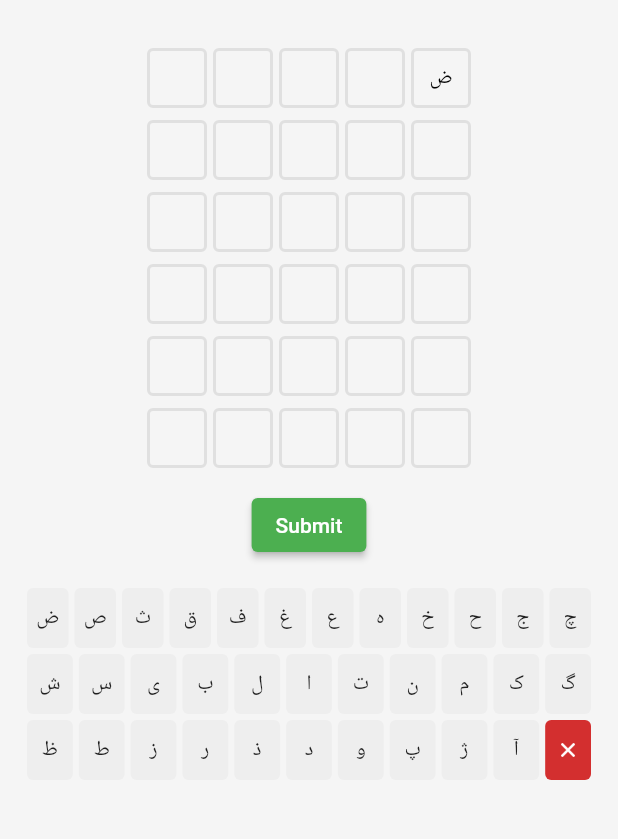
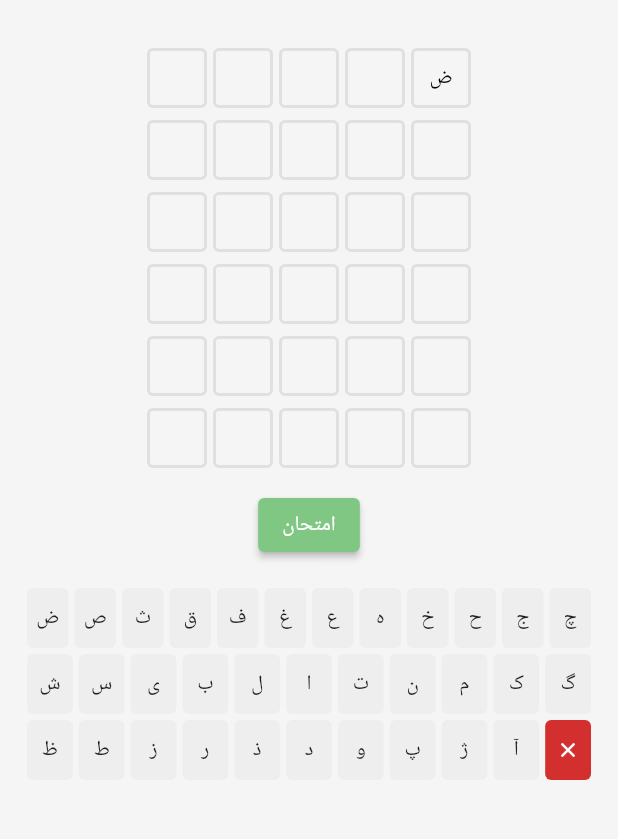
Before and after one commit to matiullah-karimi/wordle_fa_pa, a Flutter app: the screen it shows after launch, after a tap on an icon or button, on a phone screen of 412 x 824 dp, the part 84-923 px from its top. Run offline on Flutter 3.47's test engine with Material 2 defaults, Android fonts, the phone set to English and light mode, and no system bars; our stand-ins replace google_mobile_ads; network calls fail.

Commit message:
Add translations

```diff
--- /dev/null
+++ b/lib/data/translations.dart
@@ -0,0 +1,20 @@
+import 'package:wordle_fa_pa/types/enum_types.dart';
+
+const translations = {
+  'try_english': 'Try',
+  'try_persian': 'امتحان',
+  'try_pashto': 'هڅه',
+  'reset_english': 'reset',
+  'reset_persian': 'امتحان دوباره',
+  'reset_pashto': 'بیا هڅه',
+  'lose_english': 'You lost, the word was ',
+  'lose_persian': 'شما بازی را باختید، کلمه صحیح بود:',
+  'lose_pashto': 'تاسو له لاسه ورکړ، کلمه وه',
+  'win_english': 'Congratualtions!, you guessed the word correctly',
+  'win_persian': 'تبریک، شما کلمه را درست حدس زدید',
+  'win_pashto': 'مبارکۍ!، تاسو کلمه سمه اټکل کړې',
+};
+
+String translate(String key, AppLang lang) {
+  return translations[key + '_' + lang.name.toLowerCase()] ?? key;
+}
--- a/lib/main.dart
+++ b/lib/main.dart
@@ -1,5 +1,6 @@
 import 'package:flutter/material.dart';
 import 'package:google_mobile_ads/google_mobile_ads.dart';
+import 'package:wordle_fa_pa/data/translations.dart';
 import 'package:wordle_fa_pa/types/enum_types.dart';
 import 'package:wordle_fa_pa/utils/words.dart';
 import 'package:wordle_fa_pa/widgets/banner_ad.dart';
@@ -121,7 +122,7 @@ class _MyHomePageState extends State<MyHomePage> {
 
       if (winningWord) {
         gameResult = GameResult.win;
-        resultMessage = 'You found the word correctly';
+        resultMessage = translate('win', language);
 
         messageType = MessageType.success;
         setState(() {});
@@ -133,7 +134,7 @@ class _MyHomePageState extends State<MyHomePage> {
 
       if (guesses.length == 6) {
         gameResult = GameResult.fail;
-        resultMessage = 'You failed to find the word';
+        resultMessage = translate('lose', language);
         messageType = MessageType.error;
         setState(() {});
 
@@ -161,15 +162,16 @@ class _MyHomePageState extends State<MyHomePage> {
               child: Column(
                 mainAxisAlignment: MainAxisAlignment.start,
                 children: <Widget>[
-                  FlashMessage(
-                    message: resultMessage,
-                    type: messageType,
-                    onClose: () => onResultMessageClose(),
+                  Directionality(
+                    textDirection: language.direction,
+                    child: FlashMessage(
+                      message: resultMessage,
+                      type: messageType,
+                      onClose: () => onResultMessageClose(),
+                    ),
                   ),
                   Directionality(
-                    textDirection: language == AppLang.english
-                        ? TextDirection.ltr
-                        : TextDirection.rtl,
+                    textDirection: language.direction,
                     child: Grid(
                       guesses: guesses,
                       currentGuess: currentGuess,
@@ -204,17 +206,19 @@ class _MyHomePageState extends State<MyHomePage> {
           onPrimary: Colors.white, // foreground
         ),
         onPressed: () => clearState(),
-        child: const Text('Reset'),
+        child: Text(translate('reset', language)),
       );
     }
 
     return ElevatedButton(
       style: ElevatedButton.styleFrom(
-        primary: Colors.green, // background
+        primary: currentGuess.length == 5
+            ? Colors.green
+            : Colors.green.shade300, // background
         onPrimary: Colors.white, // foreground
       ),
-      onPressed: () => onSubmit(),
-      child: const Text('Submit'),
+      onPressed: () => currentGuess.length == 5 ? onSubmit() : null,
+      child: Text(translate('try', language)),
     );
   }
 
--- a/lib/types/enum_types.dart
+++ b/lib/types/enum_types.dart
@@ -1,3 +1,5 @@
+import 'package:flutter/cupertino.dart';
+
 enum GameResult { win, fail, none }
 enum MessageType { error, success, info, warning }
 enum CharStatus { absent, present, correct }
@@ -14,4 +16,24 @@ extension AppLangExtension on AppLang {
         return 'پشتو';
     }
   }
+
+  String get name {
+    switch (this) {
+      case AppLang.english:
+        return 'English';
+      case AppLang.persian:
+        return 'Persian';
+      default:
+        return 'Pashto';
+    }
+  }
+
+  TextDirection get direction {
+    switch (this) {
+      case AppLang.english:
+        return TextDirection.ltr;
+      default:
+        return TextDirection.rtl;
+    }
+  }
 }
```
